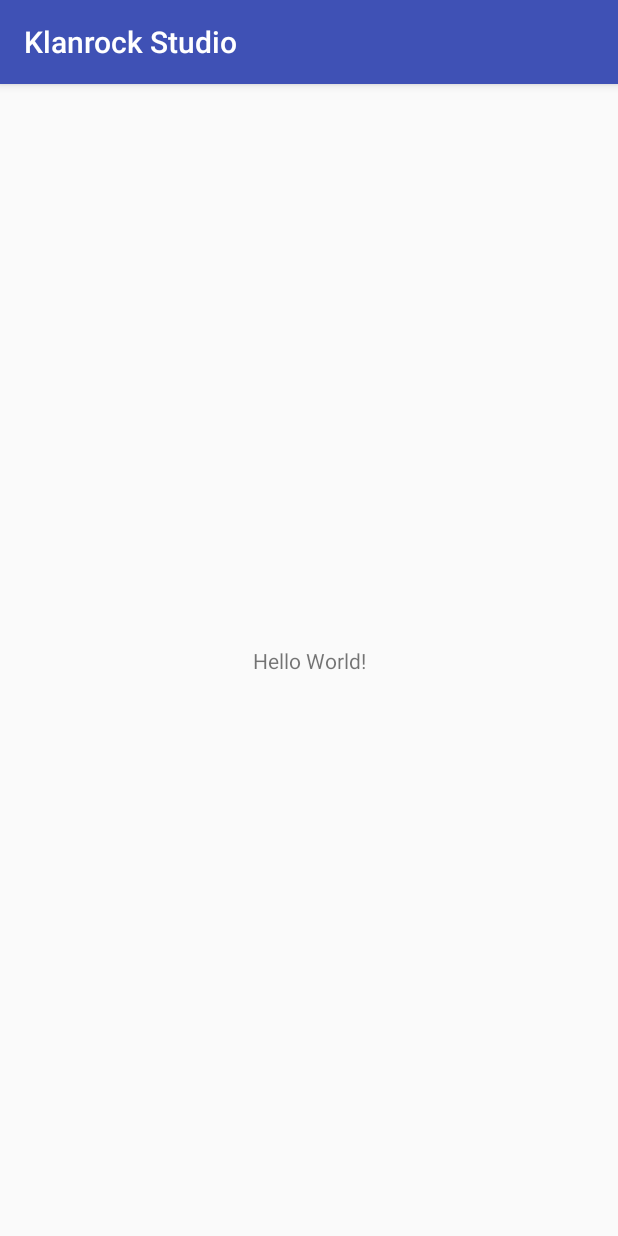
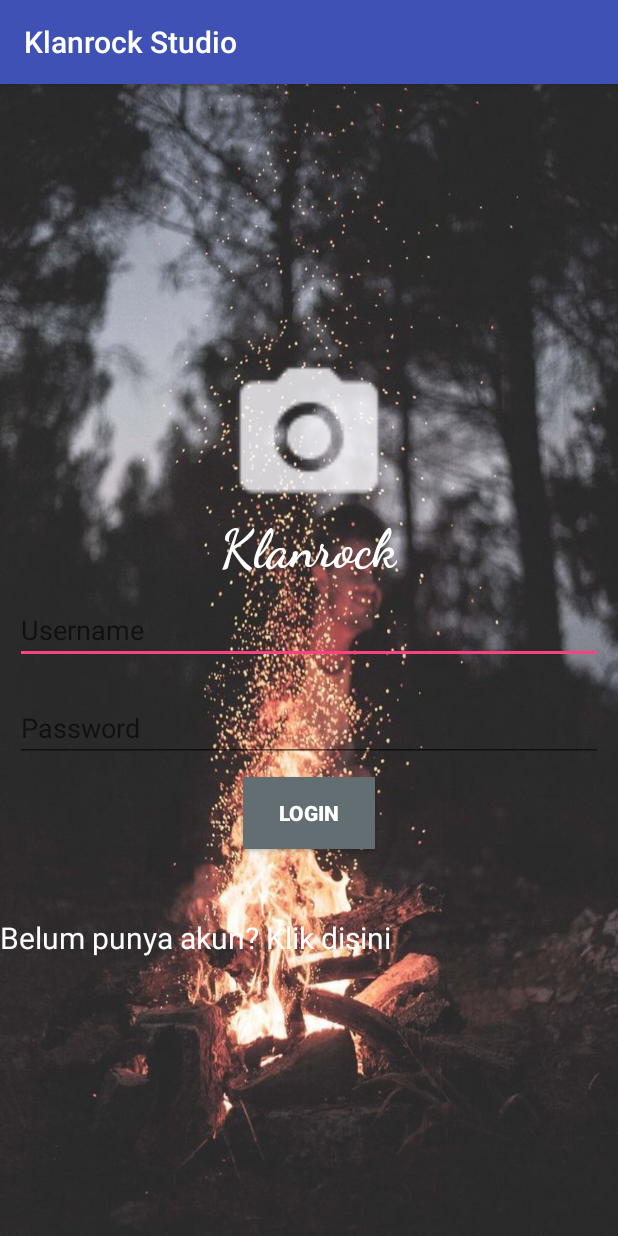
Before and after one commit to klanrock-team/klanrock-mobile, an Android app: the screen it shows after launch (MainActivity), on a phone screen of 412 x 824 dp. Run offline under Robolectric (Android 15) with nearby library versions, the phone set to English and light mode, and no system bars.

Commit message:
no message

```diff
--- a/app/src/main/res/layout/activity_main.xml
+++ b/app/src/main/res/layout/activity_main.xml
@@ -1,18 +1,79 @@
 <?xml version="1.0" encoding="utf-8"?>
-<android.support.constraint.ConstraintLayout xmlns:android="http://schemas.android.com/apk/res/android"
+<RelativeLayout xmlns:android="http://schemas.android.com/apk/res/android"
     xmlns:app="http://schemas.android.com/apk/res-auto"
     xmlns:tools="http://schemas.android.com/tools"
     android:layout_width="match_parent"
     android:layout_height="match_parent"
+    android:background="@drawable/iphone"
     tools:context="id.ac.poljie.android.belajar.klanrockstudio.MainActivity">
 
-    <TextView
-        android:layout_width="wrap_content"
+    <LinearLayout
+        android:layout_width="match_parent"
         android:layout_height="wrap_content"
-        android:text="Hello World!"
-        app:layout_constraintBottom_toBottomOf="parent"
-        app:layout_constraintLeft_toLeftOf="parent"
-        app:layout_constraintRight_toRightOf="parent"
-        app:layout_constraintTop_toTopOf="parent" />
+        android:layout_centerHorizontal="true"
+        android:layout_centerVertical="true"
+        android:orientation="vertical">
 
-</android.support.constraint.ConstraintLayout>
+        <ImageView
+            android:id="@+id/logo"
+            android:layout_width="100dp"
+            android:layout_height="100dp"
+            android:layout_gravity="center"
+            android:background="@drawable/ic_action_name"/>
+
+        <TextView
+            android:id="@+id/TextView2"
+            android:layout_width="wrap_content"
+            android:layout_height="wrap_content"
+            android:layout_gravity="center"
+            android:layout_marginTop="2dip"
+            android:fontFamily="cursive"
+            android:text="Klanrock"
+            android:textStyle="bold"
+            android:textColor="#ffffff"
+            android:textSize="35dp" />
+
+        <EditText
+            android:id="@+id/txt_username"
+            android:layout_width="match_parent"
+            android:layout_height="wrap_content"
+            android:layout_gravity="center"
+            android:layout_margin="10dp"
+            android:hint="Username"
+            android:inputType="textEmailAddress"
+            android:singleLine="true" />
+
+        <EditText
+            android:id="@+id/txt_password"
+            android:layout_width="match_parent"
+            android:layout_height="wrap_content"
+            android:layout_gravity="center"
+            android:layout_margin="10dp"
+
+            android:hint="Password"
+            android:password="true"
+            android:singleLine="true" />
+
+        <Button
+            android:id="@+id/btn_login"
+            android:layout_width="wrap_content"
+            android:layout_height="wrap_content"
+            android:layout_gravity="center"
+            android:layout_marginBottom="15dp"
+            android:text="Login"
+            android:background="#636e72"
+            android:textColor="#fff"
+            android:textStyle="bold" />
+
+        <TextView
+            android:id="@+id/TextView2"
+            android:layout_width="wrap_content"
+            android:layout_height="wrap_content"
+            android:layout_marginTop="30dip"
+            android:text="Belum punya akun? Klik disini"
+            android:textColor="#ffffff"
+            android:textSize="20dp" />
+
+    </LinearLayout>
+
+</RelativeLayout>
```
Also changed, not shown: app/src/main/res/drawable-hdpi/ic_action_name.png (added), app/src/main/res/drawable-mdpi/ic_action_name.png (added), app/src/main/res/drawable-xhdpi/ic_action_name.png (added), app/src/main/res/drawable-xxhdpi/ic_action_name.png (added), app/src/main/res/drawable/iphone.jpg (added).
